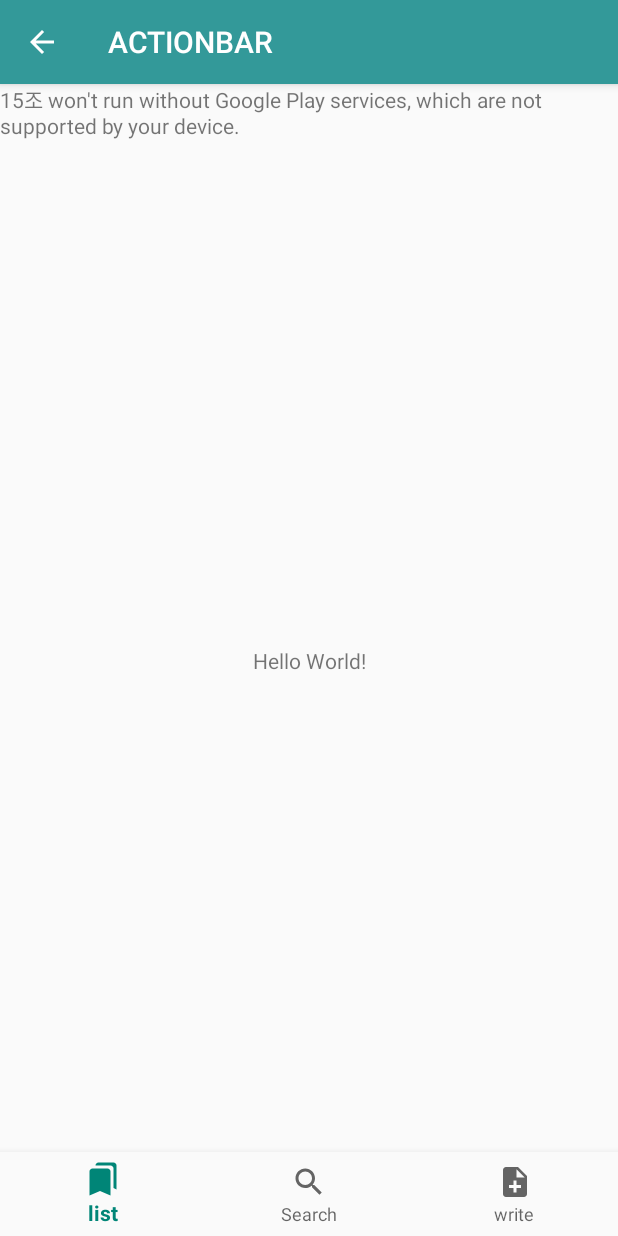
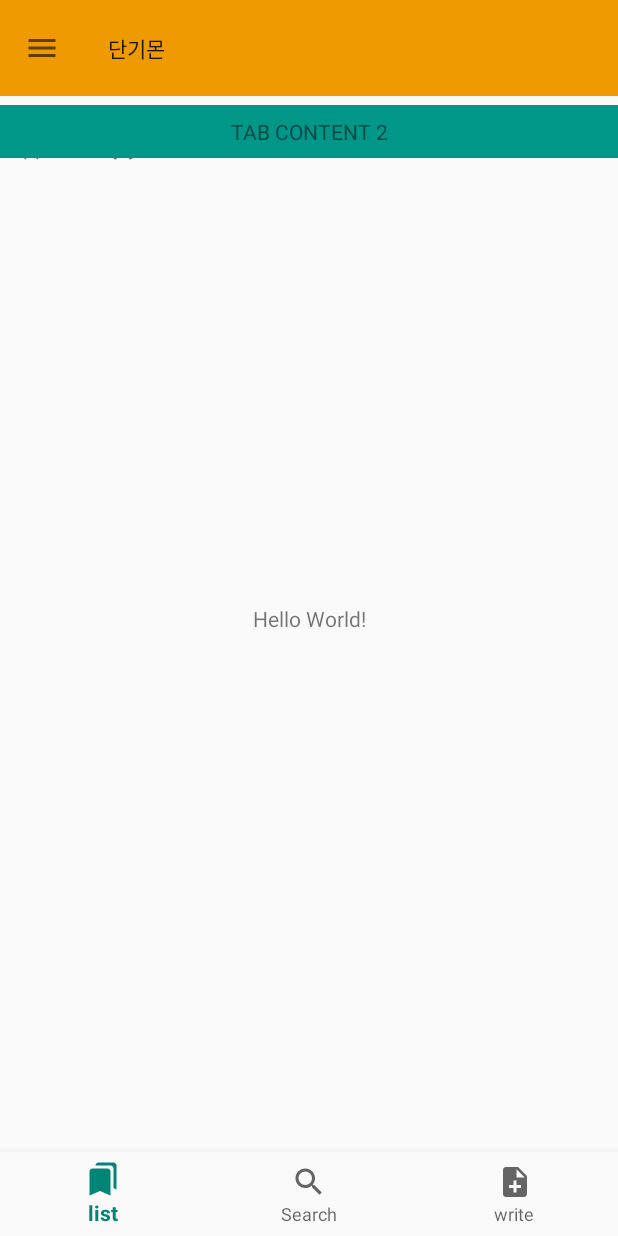
Before and after one commit to KimHeeil/OpenHack_15, an Android app: the screen it shows after launch (MainActivity), on a phone screen of 412 x 824 dp. Run offline under Robolectric (Android 15) with nearby library versions, the phone set to English and light mode, and no system bars.

Commit message:
색상 추가, 마커 추가, 탭 추가

```diff
--- a/app/build.gradle
+++ b/app/build.gradle
@@ -5,7 +5,7 @@ android {
     buildToolsVersion "29.0.0"
     defaultConfig {
         applicationId "com.example.openhack"
-        minSdkVersion 14
+        minSdkVersion 21
         targetSdkVersion 28
         versionCode 1
         versionName "1.0"
@@ -21,12 +21,13 @@ android {
 
 dependencies {
     implementation fileTree(dir: 'libs', include: ['*.jar'])
+
+    implementation 'com.android.support:design:28.0.0'
     implementation 'com.android.support:appcompat-v7:28.0.0'
     implementation 'com.android.support.constraint:constraint-layout:1.1.3'
     implementation 'com.google.android.gms:play-services-maps:17.0.0'
     implementation 'com.android.support:support-v4:28.0.0'
     implementation 'com.google.android.gms:play-services-location:17.0.0'
-    implementation 'com.android.support:design:28'
     testImplementation 'junit:junit:4.12'
     androidTestImplementation 'com.android.support.test:runner:1.0.2'
     androidTestImplementation 'com.android.support.test.espresso:espresso-core:3.0.2'
--- a/app/src/main/java/com/example/openhack/MainActivity.java
+++ b/app/src/main/java/com/example/openhack/MainActivity.java
@@ -1,17 +1,9 @@
 package com.example.openhack;
 
-import android.app.ActionBar;
-import android.app.ActionBar.Tab;
-import android.app.ActionBar.TabListener;
 import android.app.FragmentManager;
-import android.app.FragmentTransaction;
-import android.content.Intent;
-import android.graphics.drawable.ColorDrawable;
-import android.location.Location;
 import android.os.Bundle;
 import android.view.MenuItem;
-import android.view.View;
-import android.widget.Button;
+import android.widget.TabHost;
 import android.widget.TextView;
 
 import androidx.annotation.NonNull;
@@ -29,10 +21,9 @@ import com.google.android.material.bottomnavigation.BottomNavigationView;
 public class MainActivity extends AppCompatActivity implements OnMapReadyCallback {
 
 
-    Location location;
 
-    private TextView mTextMessage;
-    ActionBar actionBar;
+     private TextView mTextMessage;
+
 
     private BottomNavigationView.OnNavigationItemSelectedListener mOnNavigationItemSelectedListener
             = new BottomNavigationView.OnNavigationItemSelectedListener() {
@@ -54,42 +45,24 @@ public class MainActivity extends AppCompatActivity implements OnMapReadyCallbac
         }
     };
 
+
     @Override
     protected void onCreate(Bundle savedInstanceState) {
         super.onCreate(savedInstanceState);
         setContentView(R.layout.activity_main);
 
-      /*  actionBar = getActionBar();
-        actionBar.setNavigationMode(ActionBar.NAVIGATION_MODE_TABS);
-        Tab tab = null;
-        tab = actionBar.newTab();
-        tab.setText("지도로 보기");
-        tab.setTabListener(listener);
-        actionBar.addTab(tab);
+        TabHost tabHost1 = (TabHost) findViewById(R.id.tabHost1);
+        tabHost1.setup();
 
-        //두번째 Tab 객체 생성 및 ActionBar에 추가하기
+        TabHost.TabSpec ts1 = tabHost1.newTabSpec("Tab Spec 1");
+        ts1.setContent(R.id.content1);
+        ts1.setIndicator("지도로 보기");
+        tabHost1.addTab(ts1);
 
-        tab = actionBar.newTab();//ActionBar에 붇는 Tab객체 생성
-
-        tab.setText("게시글로 보기");   //Tab에 보여지는 글씨
-
-        //Tab의 선택이 변경되는 것을 인지하는 TabListener 설정(아래쪽 객체 생성 코드 참고)
-
-        tab.setTabListener(listener);
-
-        //ActionBar에 Tab 추가
-
-        actionBar.addTab(tab);*/
-        //액션바 설정하기//
-        //액션바 타이틀 변경하기
-        getSupportActionBar().setTitle("ACTIONBAR");
-        //액션바 배경색 변경
-        getSupportActionBar().setBackgroundDrawable(new ColorDrawable(0xFF339999));
-        //홈버튼 표시
-        getSupportActionBar().setDisplayHomeAsUpEnabled(true);
-
-        //액션바 숨기기
-        //hideActionBar();
+        TabHost.TabSpec ts2 = tabHost1.newTabSpec("Tab Spec 2") ;
+        ts2.setContent(R.id.content2) ;
+        ts2.setIndicator("게시물로 보기") ;
+        tabHost1.addTab(ts2) ;
 
         FragmentManager fragmentManager = getFragmentManager();
         MapFragment mapFragment = (MapFragment) fragmentManager
@@ -98,121 +71,7 @@ public class MainActivity extends AppCompatActivity implements OnMapReadyCallbac
         BottomNavigationView navView = findViewById(R.id.nav_view);
         mTextMessage = findViewById(R.id.message);
         navView.setOnNavigationItemSelectedListener(mOnNavigationItemSelectedListener);
-
-
-      /*  Button button = findViewById(R.id.button1);
-        button.setOnClickListener(new View.OnClickListener() {
-
-            @Override
-            public void onClick(View view) {
-                Intent intent = new Intent(getApplicationContext(), listPage.class);
-                startActivity(intent);
-            }
-
-        });
-
-        Button button2 = findViewById(R.id.button3);
-        button2.setOnClickListener(new View.OnClickListener() {
-
-            @Override
-            public void onClick(View view) {
-                Intent intent = new Intent(getApplicationContext(), registerPage.class);
-                startActivity(intent);
-            }
-
-        });*/
     }
-
-    //Tab의 선택변화를 인지하는 Listener 객체 생성
-
-    //(Button의 onClickListner 처럼 생각하시면 됩니다.)
-
-    TabListener listener = new TabListener() {
-
-
-        //Tab의 선택이 벗어날 때 호출
-
-        //첫번째 파라미터 : 선택에서 벗어나는 Tab 객체
-
-        //두번째 파라미터 : Tab에 해당하는 View를 Fragment로 만들때 사용하는 트랜젝션.(여기서는 사용X)
-
-        @Override
-
-        public void onTabUnselected(Tab tab, FragmentTransaction ft) {
-
-            // TODO Auto-generated method stub
-
-
-        }
-
-
-        //Tab이 선택될 때 호출
-
-        //첫번째 파라미터 : 선택된 Tab 객체
-
-        //두번째 파라미터 : Tab에 해당하는 View를 Fragment로 만들때 사용하는 트랜젝션.(여기서는 사용X)
-
-        @Override
-
-        public void onTabSelected(Tab tab, FragmentTransaction ft) {
-
-            // TODO Auto-generated method stub
-
-
-            //선택된 Tab객체의 위치값(왼족 처음부터 0,1,2....순으로 됨)
-
-            int position = tab.getPosition();
-
-
-            switch (position) {
-
-                case 0: //가장 왼쪽 Tab 선택(Analog)
-
-
-                    //MainActivity가 보여 줄 View를
-
-                    //res폴더>>layout폴더>>layout_tab_0.xml 로 설정
-
-                    setContentView(R.layout.layout_tab_0);
-
-                    break;
-
-
-                case 1: //두번째 Tab 선택(Digital)
-
-
-                    //MainActivity가 보여 줄 View를
-
-                    //res폴더>>layout폴더>>layout_tab_1.xml 로 설정
-
-                    setContentView(R.layout.layout_tab_1);
-
-                    break;
-
-
-            }
-
-
-        }
-
-
-        //Tab이 재 선택될 때 호출
-
-        //첫번째 파라미터 : 재 선택된 Tab 객체
-
-        //두번째 파라미터 : Tab에 해당하는 View를 Fragment로 만들때 사용하는 트랜젝션.(여기서는 사용X)
-
-        @Override
-
-        public void onTabReselected(Tab tab, FragmentTransaction ft) {
-
-            // TODO Auto-generated method stub
-
-
-        }
-
-    };
-
     @Override
     public void onMapReady(final GoogleMap map) {
 
@@ -220,15 +79,41 @@ public class MainActivity extends AppCompatActivity implements OnMapReadyCallbac
         //double latitude = location.getLatitude();
         //double longitude = location.getLongitude();
         LatLng SEOUL = new LatLng(35.95, 126.97);
+        LatLng SEOUL1 = new LatLng(35.950400, 126.975391);
+
+        LatLng SEOUL2 = new LatLng(35.950800, 126.975091);
+
+        LatLng SEOUL3 = new LatLng(35.950400, 126.975891);
 
         MarkerOptions markerOptions = new MarkerOptions();
         markerOptions.position(SEOUL);
-        markerOptions.title("서울");
-        markerOptions.snippet("한국의 수도");
+        markerOptions.title("빠리바게트");
+        markerOptions.snippet("1일 단기알바");
         map.addMarker(markerOptions);
 
+        MarkerOptions markerOptions1 = new MarkerOptions();
+        markerOptions1.position(SEOUL1);
+        markerOptions1.title("베스킨 라빈스");
+        markerOptions1.snippet("3일 급구");
+        map.addMarker(markerOptions1);
+
+        MarkerOptions markerOptions2 = new MarkerOptions();
+        markerOptions2.position(SEOUL2);
+        markerOptions2.title("사무실 이전");
+        markerOptions2.snippet("3시간 구합니다.");
+        map.addMarker(markerOptions2);
+
+        MarkerOptions markerOptions3 = new MarkerOptions();
+        markerOptions3.position(SEOUL3);
+        markerOptions3.title("피시방 대타");
+        markerOptions3.snippet("28일 하루 야간 대타구해요.");
+        map.addMarker(markerOptions3);
+
+
         map.moveCamera(CameraUpdateFactory.newLatLng(SEOUL));
-        map.animateCamera(CameraUpdateFactory.zoomTo(10));
+        map.animateCamera(CameraUpdateFactory.zoomTo(15));
     }
 
-}
+
+
+    }
--- /dev/null
+++ b/app/src/main/res/drawable/ic_baseline_menu_24px.xml
@@ -0,0 +1,9 @@
+<vector xmlns:android="http://schemas.android.com/apk/res/android"
+    android:width="24dp"
+    android:height="24dp"
+    android:viewportWidth="24"
+    android:viewportHeight="24">
+  <path
+      android:fillColor="#FF000000"
+      android:pathData="M3,18h18v-2L3,16v2zM3,13h18v-2L3,11v2zM3,6v2h18L21,6L3,6z"/>
+</vector>
--- a/app/src/main/res/layout/activity_main.xml
+++ b/app/src/main/res/layout/activity_main.xml
@@ -1,12 +1,72 @@
 <?xml version="1.0" encoding="utf-8"?>
-<androidx.constraintlayout.widget.ConstraintLayout xmlns:android="http://schemas.android.com/apk/res/android"
+<androidx.constraintlayout.widget.ConstraintLayout
+    xmlns:android="http://schemas.android.com/apk/res/android"
     xmlns:app="http://schemas.android.com/apk/res-auto"
     xmlns:tools="http://schemas.android.com/tools"
     android:layout_width="match_parent"
     android:layout_height="match_parent"
     tools:context=".MainActivity">
 
+    <TabHost
+        android:id="@+id/tabHost1"
+        android:layout_width="match_parent"
+        android:layout_height="match_parent">
+        <LinearLayout
+            android:layout_width="match_parent"
+            android:layout_height="match_parent"
+            android:orientation="vertical">
 
+        <!-- TabWidget의 id값이 반드시 "tabs"로 지정되어야 함. -->
+        <TabWidget
+            android:id="@android:id/tabs"
+            android:layout_width="match_parent"
+            android:layout_height="wrap_content"
+            android:layout_marginTop="70dp"/>
+
+        <!-- FrameLayout의 id값이 반드시 "tabcontent"로 지정되어야 함. -->
+        <FrameLayout
+            android:id="@android:id/tabcontent"
+            android:layout_width="match_parent"
+            android:layout_height="wrap_content">
+
+        <!-- 첫 번째 페이지. content1 -->
+        <LinearLayout
+            android:id="@+id/content1"
+            android:layout_width="match_parent"
+            android:layout_height="match_parent"
+            android:orientation="vertical">
+
+
+
+            <fragment
+                android:id="@+id/map"
+                class="com.google.android.gms.maps.MapFragment"
+                android:layout_width="match_parent"
+                android:layout_height="503dp" />
+    </LinearLayout>
+
+
+        <!-- 두 번째 페이지. content2 -->
+        <LinearLayout
+            android:id="@+id/content2"
+            android:layout_width="match_parent"
+            android:layout_height="wrap_content"
+            android:orientation="vertical">
+
+            <TextView
+                android:layout_width="match_parent"
+                android:layout_height="wrap_content"
+                android:background="#009688"
+                android:gravity="center"
+                android:padding="8dp"
+                android:text="TAB CONTENT 2" />
+
+        </LinearLayout>
+        </FrameLayout>
+        </LinearLayout>
+
+
+    </TabHost>
     <TextView
         android:layout_width="wrap_content"
         android:layout_height="wrap_content"
@@ -16,13 +76,15 @@
         app:layout_constraintRight_toRightOf="parent"
         app:layout_constraintTop_toTopOf="parent" />
 
-    <fragment
-        android:id="@+id/map"
-        class="com.google.android.gms.maps.MapFragment"
-        android:layout_width="match_parent"
-        android:layout_height="match_parent" />
 
 
+
+    <com.google.android.material.navigation.NavigationView
+        android:layout_width="match_parent"
+        android:layout_height="wrap_content"
+        app:menu="@menu/menu"
+        tools:ignore="MissingConstraints"
+        android:backgroundTint="#EF9A00"/>
     <com.google.android.material.bottomnavigation.BottomNavigationView
         android:id="@+id/nav_view"
         android:layout_width="0dp"
@@ -30,6 +92,7 @@
         android:layout_marginStart="0dp"
         android:layout_marginEnd="0dp"
         android:background="?android:attr/windowBackground"
+        android:backgroundTint="#EF9A00"
         app:layout_constraintBottom_toBottomOf="parent"
         app:layout_constraintLeft_toLeftOf="parent"
         app:layout_constraintRight_toRightOf="parent"
--- /dev/null
+++ b/app/src/main/res/menu/menu.xml
@@ -0,0 +1,12 @@
+<?xml version="1.0" encoding="utf-8"?>
+<menu xmlns:android="http://schemas.android.com/apk/res/android"
+    xmlns:app="http://schemas.android.com/apk/res-auto">
+    <item android:id="@+id/action_search"
+        android:orderInCategory="1"
+        android:icon="@drawable/ic_baseline_menu_24px"
+        app:iconTint="#008aff"
+        app:showAsAction="always"
+        android:title="단기몬" />
+
+
+</menu>
--- a/app/src/main/res/values/styles.xml
+++ b/app/src/main/res/values/styles.xml
@@ -1,7 +1,7 @@
 <resources>
 
     <!-- Base application theme. -->
-    <style name="AppTheme" parent="Theme.AppCompat.Light.DarkActionBar">
+    <style name="AppTheme" parent="Theme.AppCompat.Light.NoActionBar">
         <!-- Customize your theme here. -->
         <item name="colorPrimary">@color/colorPrimary</item>
         <item name="colorPrimaryDark">@color/colorPrimaryDark</item>
```
